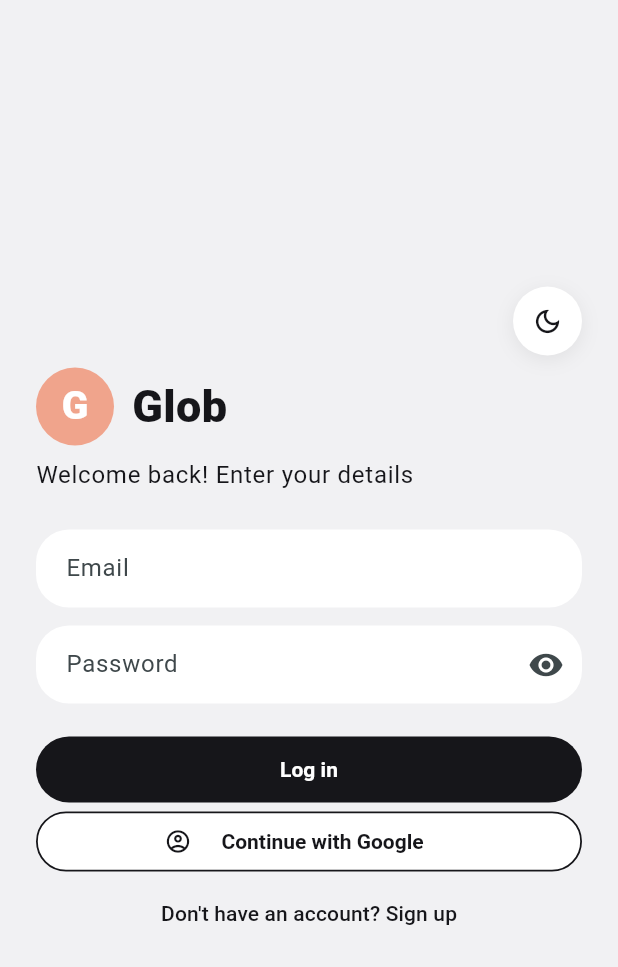
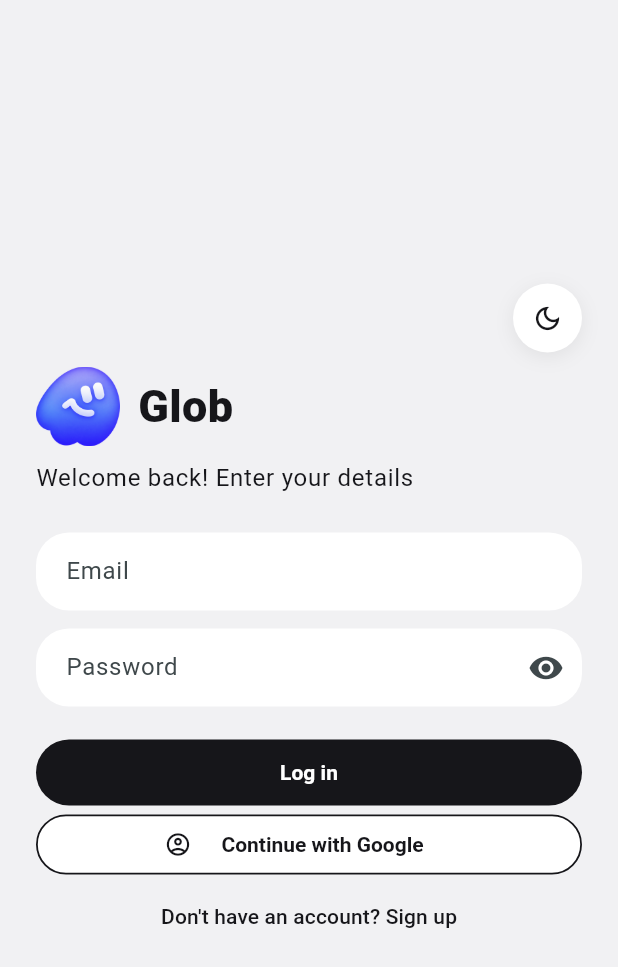
Before and after one commit to Yashchauhan008/glob-app, a Flutter app: the screen it shows after launch, on a phone screen of 412 x 824 dp. Shown: the top 967 px of the screen. Run offline on Flutter 3.47's test engine with Material 3 defaults, Android fonts, the phone set to English and light mode, and no system bars; our stand-ins replace audioplayers, file_picker, firebase_core, firebase_messaging, flutter_local_notifications, flutter_map and 5 more; missing offline and left inert: livekit_client, record; accounts and stored records are empty.

Commit message:
New Glob logo and app icon; sign with v1+v2+v3 for Xiaomi installers

```diff
--- a/lib/pages/auth_page.dart
+++ b/lib/pages/auth_page.dart
@@ -96,13 +96,7 @@ class _AuthPageState extends State<AuthPage> {
                   const Align(alignment: Alignment.centerRight, child: ThemeToggle()),
                   const SizedBox(height: 8),
                   Row(children: [
-                    Container(
-                        width: 52,
-                        height: 52,
-                        decoration: const BoxDecoration(color: C.coral, shape: BoxShape.circle),
-                        alignment: Alignment.center,
-                        child: const Text('G',
-                            style: TextStyle(color: Colors.white, fontSize: 26, fontWeight: FontWeight.w800))),
+                    Image.asset('assets/logo.png', width: 56, height: 56),
                     const SizedBox(width: 12),
                     const Text('Glob', style: TextStyle(fontSize: 30, fontWeight: FontWeight.w800)),
                   ]),
--- a/pubspec.yaml
+++ b/pubspec.yaml
@@ -33,8 +33,10 @@ flutter_launcher_icons:
   android: true
   ios: false
   image_path: "assets/icon/icon.png"
-  adaptive_icon_background: "#F0A48C"
+  adaptive_icon_background: "#EEF0FF"
   adaptive_icon_foreground: "assets/icon/icon_fg.png"
 
 flutter:
   uses-material-design: true
+  assets:
+    - assets/logo.png
```
Also changed, not shown: lib/pages/shell.dart (+7 -3 lines), assets/icon/icon.png, assets/icon/icon_fg.png, assets/logo.png (added), 1 other file.
